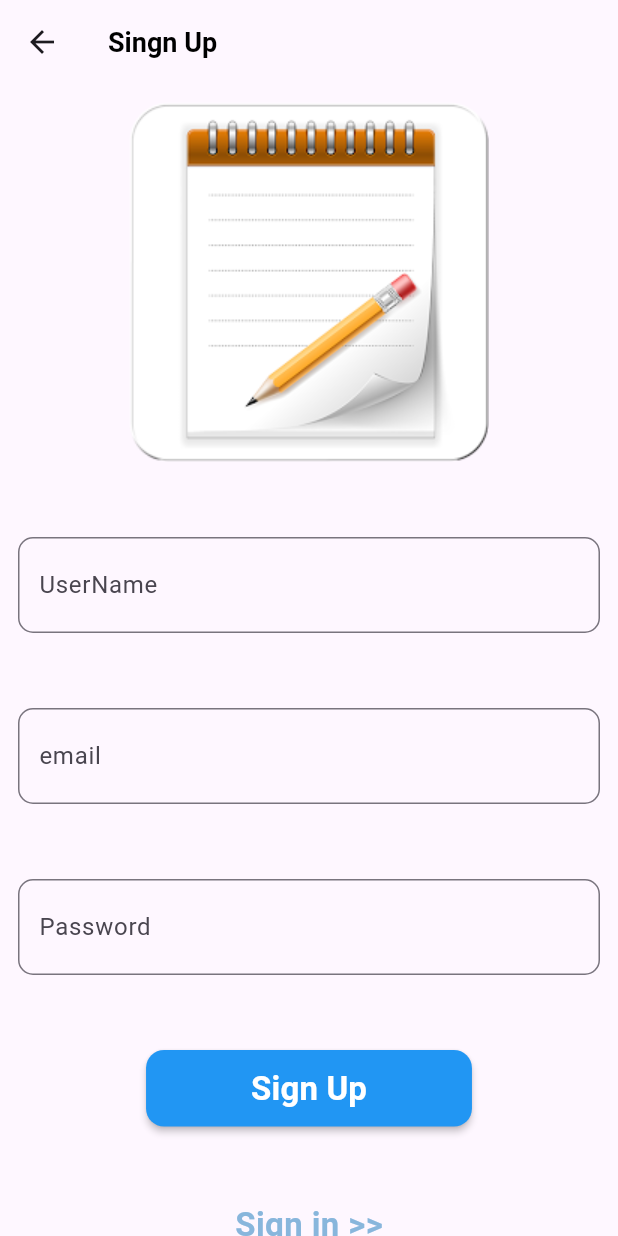
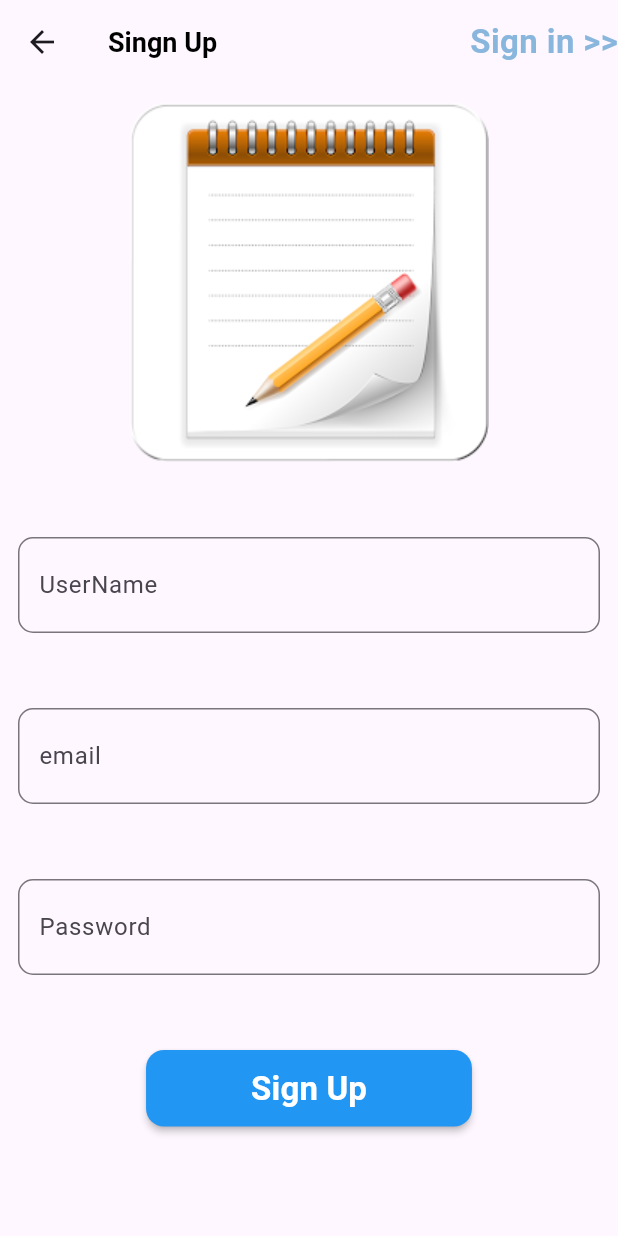
Before and after one commit to AbdullahAlsafty/php_notes_app, a Flutter app: the SignUpView screen opened by its route, on a phone screen of 412 x 824 dp. Run offline on Flutter 3.47's test engine with Material 3 defaults, Android fonts, the phone set to English and light mode, and no system bars; our stand-ins replace hive, hive_flutter; accounts and stored records are empty.

Commit message:
refactor http request and views for  sign in and sign up

```diff
--- /dev/null
+++ b/lib/cor/componants/signin_button.dart
@@ -0,0 +1,22 @@
+import 'package:flutter/material.dart';
+import 'package:php_notes_app/cor/constants/kroutes.dart';
+import 'package:php_notes_app/cor/constants/kstyles.dart';
+
+class GetSignInButton extends StatelessWidget {
+  const GetSignInButton({super.key});
+
+  @override
+  Widget build(BuildContext context) {
+    return   InkWell(
+              onTap: () {
+                   Navigator.of(context).pushNamed(kSigninView);
+
+              },
+              child: Text(
+                'Sign in >>',
+                style: Kstyles.kTextStyle(
+                    22, const Color.fromARGB(255, 136, 182, 220)),
+              ),
+            );
+  }
+}
--- a/lib/cor/constants/kapi_services.dart
+++ b/lib/cor/constants/kapi_services.dart
@@ -2,5 +2,5 @@ const String _hostAddressMobile = 'http://192.168.0.103/';
 const String _hostAddressChroom = 'http://localhost/';
 const String _signUpRequest = 'authontication/auth/signUp.php/';
 const String _singninRequest = 'authontication/auth/signin.php/';
-const String kSignUp_urlPost = '$_hostAddressChroom$_signUpRequest';
-const String kSignin_urlPost = '$_hostAddressMobile$_singninRequest';
+const String kurlSignUp_PostRequest = '$_hostAddressMobile$_signUpRequest';
+const String kurlSignin_PostRequest = '$_hostAddressMobile$_singninRequest';
--- /dev/null
+++ b/lib/cor/constants/kresponse.dart
@@ -0,0 +1,9 @@
+class Kresponse {
+  static const String kstatus = 'Status';
+  static const String kstatusSucces = 'Success';
+  static const String kstatusFailure = 'Failure';
+  static const String kuserName = 'userName';
+  static const String kemail = 'email';
+  static const String kpassWord = 'password';
+  static const String kuserData = 'user_data';
+}
--- a/lib/cor/constants/kroutes.dart
+++ b/lib/cor/constants/kroutes.dart
@@ -1,14 +1,20 @@
 import 'package:flutter/material.dart';
 import 'package:php_notes_app/views/auth/login/signin_view.dart';
 import 'package:php_notes_app/views/auth/signUp/sign_up_view.dart';
+import 'package:php_notes_app/views/home_view/home_view.dart';
 import 'package:php_notes_app/views/notes/notes_view.dart';
+import 'package:php_notes_app/views/success_view/success_view.dart';
 
 const String kSignupView = 'signup';
 const String kSigninView = 'login';
 const String kNotesview = 'notesview';
+const String kSuccessView = 'successView';
+const String kHomeView= 'homeView';
 
 Map<String, Widget Function(BuildContext)> kRoutes = {
   kSignupView: (context) => SignUpView(),
   kSigninView: (context) => SigninView(),
   kNotesview: (context) => NotesView(),
+  kSuccessView:(context) => SuccessView(),
+  kHomeView  :(context) => HomeView(),
 };
--- a/lib/main.dart
+++ b/lib/main.dart
@@ -15,7 +15,7 @@ class MyApp extends StatelessWidget {
   Widget build(BuildContext context) {
     return MaterialApp(
       routes: kRoutes,
-      initialRoute: kSigninView,
+      initialRoute: kHomeView,
     );
   }
 }
--- a/lib/views/auth/login/signin_view.dart
+++ b/lib/views/auth/login/signin_view.dart
@@ -1,4 +1,5 @@
 import 'package:flutter/material.dart';
+import 'package:php_notes_app/cor/componants/signUp_button.dart';
 import 'package:php_notes_app/cor/constants/kstyles.dart';
 import 'package:php_notes_app/views/auth/login/signin_view_body.dart';
 
@@ -9,6 +10,9 @@ class SigninView extends StatelessWidget {
   Widget build(BuildContext context) {
     return Scaffold(
         appBar: AppBar(
+          actions: [
+            GetSignUpButton()
+          ],
           title: Text(
             'Sign In',
             style: Kstyles.kTextStyle(18),
--- a/lib/views/auth/signUp/sign_up_view.dart
+++ b/lib/views/auth/signUp/sign_up_view.dart
@@ -1,4 +1,6 @@
 import 'package:flutter/material.dart';
+import 'package:php_notes_app/cor/componants/signin_button.dart';
+import 'package:php_notes_app/cor/constants/kroutes.dart';
 import 'package:php_notes_app/cor/constants/kstyles.dart';
 import 'package:php_notes_app/views/auth/signUp/sign_up_view_body.dart';
 
@@ -9,6 +11,9 @@ class SignUpView extends StatelessWidget {
   Widget build(BuildContext context) {
     return Scaffold(
         appBar: AppBar(
+          actions: [
+             GetSignInButton()
+          ],
           title: Text(
             'Singn Up',
             style: Kstyles.kTextStyle(18),
```
Also changed, not shown: lib/cor/componants/signUp_button.dart (added, +22 -0 lines), lib/cor/componants/sign_out_button.dart (added, +26 -0 lines), lib/views/auth/login/signin_view_body.dart (+13 -23 lines), lib/views/auth/signUp/sign_up_view_body.dart (+15 -16 lines), lib/views/home_view/home_view.dart (added, +25 -0 lines), lib/views/home_view/home_view_body.dart (added, +24 -0 lines), lib/views/notes/notes_view.dart (+6 -6 lines), lib/views/success_view/success_view.dart (added, +36 -0 lines).
